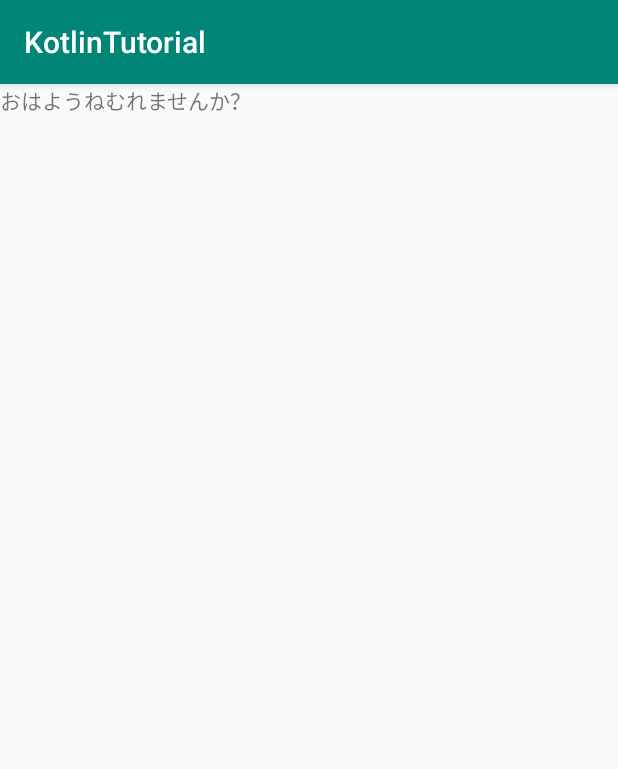
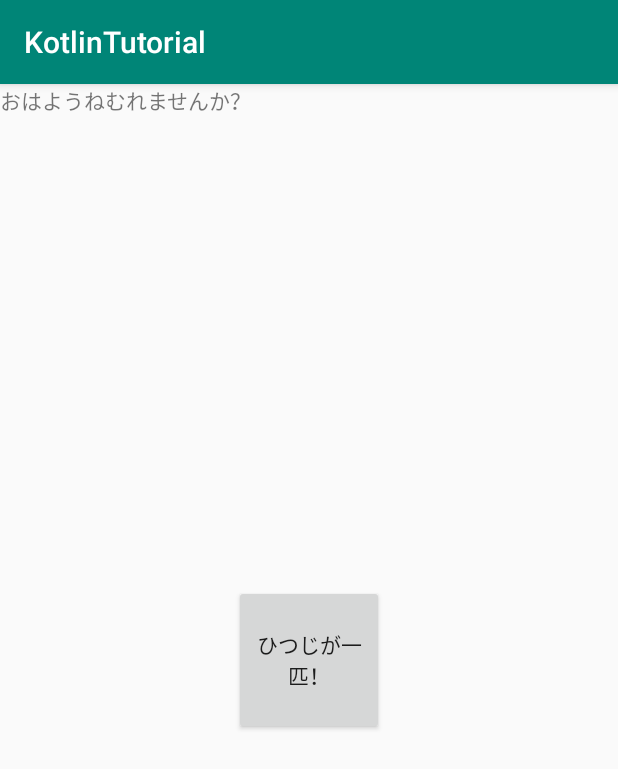
Before and after one commit to yyh-gl/android-kotlin-tutorial, an Android app: the screen it shows after launch (MainActivity), on a phone screen of 412 x 824 dp. Shown: the top 769 px of the screen. Run offline under Robolectric (Android 15) with nearby library versions, the phone set to English and light mode, and no system bars.

Commit message:
ボタン追加

```diff
--- a/app/src/main/java/com/example/kotlintutorial/MainActivity.kt
+++ b/app/src/main/java/com/example/kotlintutorial/MainActivity.kt
@@ -24,14 +24,13 @@ class MainActivity : AppCompatActivity() {
             greeting = "こんばんは"
         }
 
-        greeting += "ねむれませんか？"                  //追加
+        greeting += "ねむれませんか？"
 
         textview.text = greeting
 
-        rootLayout.setOnClickListener {             //追加
-            sheepCount++                            //追加
-            val sheepText = "ひつじが$sheepCount 匹"  //追加
-            textview.text = sheepText               //追加
-        }                                           //追加
+        button.setOnClickListener {
+            val sheepText = "ひつじが${++sheepCount}匹"
+            textview.text = sheepText
+        }
     }
 }
--- a/app/src/main/res/layout/activity_main.xml
+++ b/app/src/main/res/layout/activity_main.xml
@@ -13,4 +13,13 @@
               android:layout_width="wrap_content"
               android:layout_height="wrap_content" />
 
+    <Button android:id="@+id/button"
+            android:text="ひつじが一匹！"
+            android:layout_width="100dp"
+            android:layout_height="100dp"
+            app:layout_constraintEnd_toEndOf="parent"
+            android:layout_marginEnd="8dp" app:layout_constraintStart_toStartOf="parent"
+            android:layout_marginStart="8dp" android:layout_marginTop="8dp" app:layout_constraintTop_toTopOf="parent"
+            android:layout_marginBottom="8dp" app:layout_constraintBottom_toBottomOf="parent"/>
+
 </android.support.constraint.ConstraintLayout>
```
